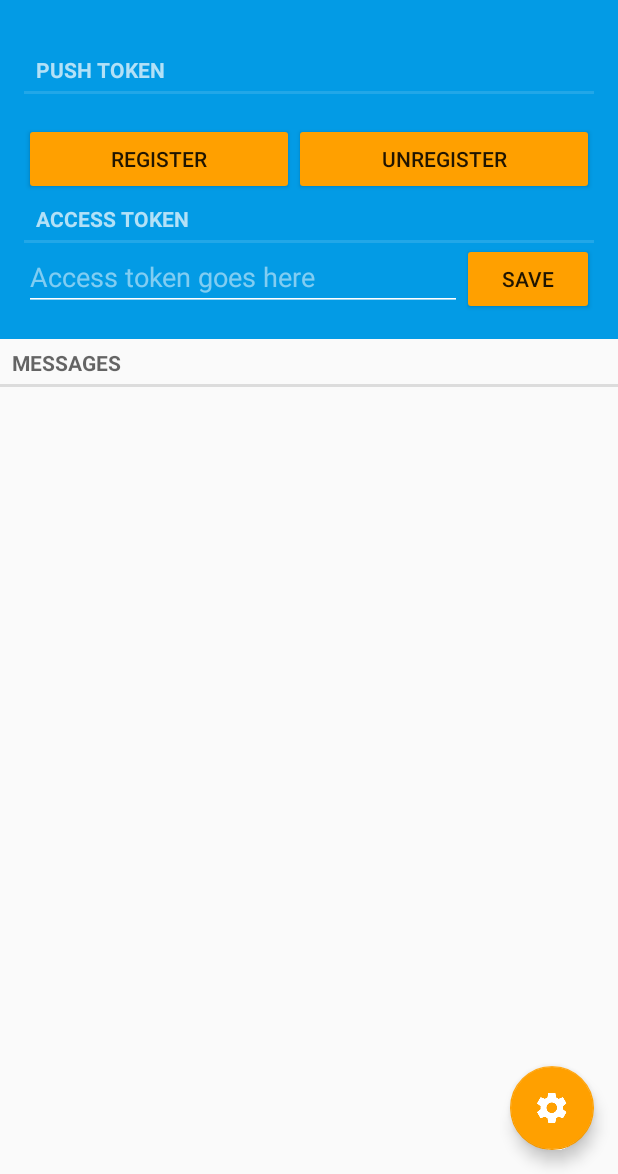
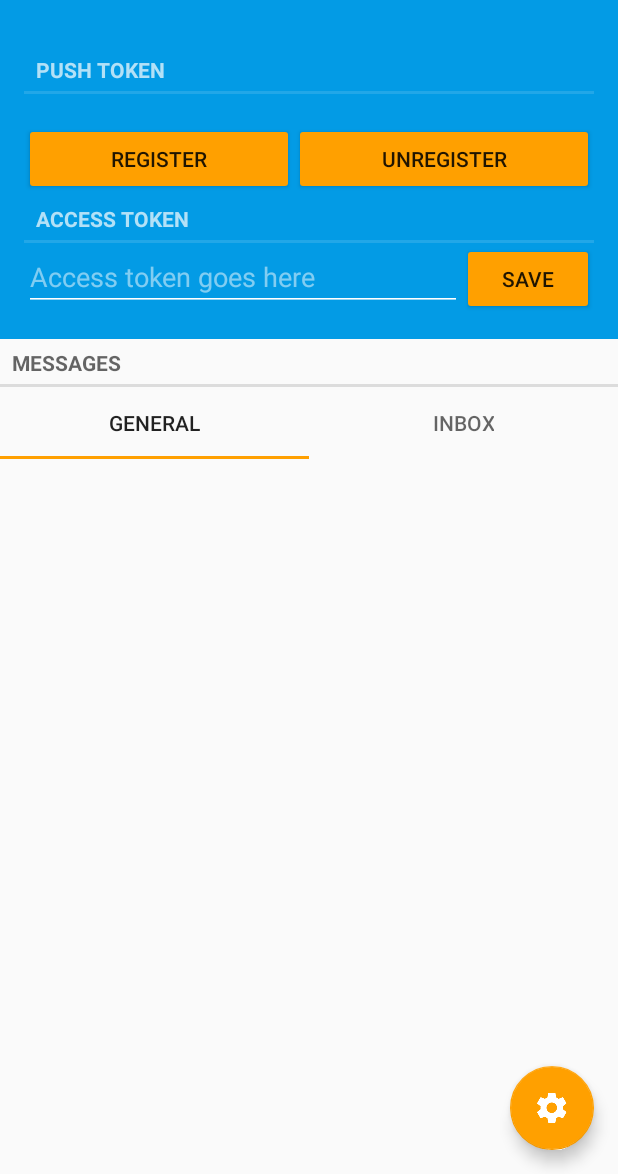
Before and after one commit to softavail/Push-Notification-SDK, an Android app: the screen it shows after launch (MainActivity), on a phone screen of 412 x 824 dp, the part 62-1236 px from its top. Run offline under Robolectric (Android 15) with nearby library versions, the phone set to English and light mode, and no system bars; libraries missing offline, so code that uses them is left out: com.crashlytics.android, io.fabric.sdk; 8 statements that could not run were skipped.

Commit message:
SCG-1999 GCM SDK - Application Inbox messaging for push message - Remaining work

```diff
--- a/android/sample/app/src/main/java/com/syniverse/scg/push/demo/MainActivity.java
+++ b/android/sample/app/src/main/java/com/syniverse/scg/push/demo/MainActivity.java
@@ -8,6 +8,7 @@ import android.os.Bundle;
 import android.os.Handler;
 import android.preference.PreferenceManager;
 import android.support.design.widget.Snackbar;
+import android.support.design.widget.TabLayout;
 import android.support.v7.app.AlertDialog;
 import android.support.v7.app.AppCompatActivity;
 import android.support.v7.widget.LinearLayoutManager;
@@ -28,6 +29,9 @@ import com.syniverse.scg.push.sdk.ScgMessage;
 import com.syniverse.scg.push.sdk.ScgPushReceiver;
 import com.syniverse.scg.push.sdk.ScgState;
 
+import java.util.ArrayList;
+import java.util.List;
+
 import io.fabric.sdk.android.Fabric;
 
 
@@ -45,6 +49,9 @@ public class MainActivity extends AppCompatActivity implements ScgCallback {
     private EditText accessToken;
     private TextView pushToken;
     private MessageAdapter adapter;
+    private TabLayout messagesTabs;
+
+    private List<ScgMessage> pushMessages = new ArrayList<>();
 
     protected SharedPreferences pref;
 
@@ -80,6 +87,25 @@ public class MainActivity extends AppCompatActivity implements ScgCallback {
 
         adapter = new MessageAdapter(this);
 
+        messagesTabs = (TabLayout) findViewById(R.id.tabsMessages);
+        initSelectedTab();
+        messagesTabs.addOnTabSelectedListener(new TabLayout.OnTabSelectedListener() {
+            @Override
+            public void onTabSelected(TabLayout.Tab tab) {
+                initSelectedTab();
+            }
+
+            @Override
+            public void onTabUnselected(TabLayout.Tab tab) {
+
+            }
+
+            @Override
+            public void onTabReselected(TabLayout.Tab tab) {
+
+            }
+        });
+
         accessToken = (EditText) findViewById(R.id.access);
         pushToken = (TextView) findViewById(R.id.token);
 
@@ -107,6 +133,14 @@ public class MainActivity extends AppCompatActivity implements ScgCallback {
         }
 
         onNewIntent(getIntent());
+    }
+
+    private void initSelectedTab() {
+        if (messagesTabs.getSelectedTabPosition() == 0) {
+            adapter.setMessgaes(pushMessages, false);
+        } else {
+            adapter.setMessgaes(ScgClient.getInstance().getAllInboxMessages(), true);
+        }
     }
 
     @Override
@@ -239,7 +273,15 @@ public class MainActivity extends AppCompatActivity implements ScgCallback {
             }, 3141);
         }
 
-        adapter.addMessage(message);
+        if (!message.isInbox()) {
+            pushMessages.add(message);
+            //if push messages selected
+            if (messagesTabs.getSelectedTabPosition() == 0) {
+                adapter.addMessage(message);
+            }
+        } else if (messagesTabs.getSelectedTabPosition() == 1) {
+            adapter.addMessage(message);
+        }
     }
 
     public void saveAccessToken(View view) {
--- a/android/sample/app/src/main/java/com/syniverse/scg/push/demo/MainReceiver.java
+++ b/android/sample/app/src/main/java/com/syniverse/scg/push/demo/MainReceiver.java
@@ -57,8 +57,10 @@ public class MainReceiver extends ScgPushReceiver {
                     "but ScgClient was not initialized, so message was not handled.");
             return;
         }
-
         deliveryReport(messageId);
+        if (message.isInbox()) {
+            return;
+        };
 
         final String msg = message.getBody();
 
--- a/android/sample/app/src/main/java/com/syniverse/scg/push/demo/MessageAdapter.java
+++ b/android/sample/app/src/main/java/com/syniverse/scg/push/demo/MessageAdapter.java
@@ -20,6 +20,7 @@ import com.syniverse.scg.push.sdk.ScgMessage;
 import com.syniverse.scg.push.sdk.ScgState;
 
 import java.util.ArrayList;
+import java.util.List;
 
 
 /**
@@ -27,8 +28,9 @@ import java.util.ArrayList;
  */
 class MessageAdapter extends RecyclerView.Adapter<MessageAdapter.MessageViewHolder> implements View.OnClickListener {
 
-    private final ArrayList<ScgMessage> dataset = new ArrayList<>();
+    private List<ScgMessage> dataset = new ArrayList<>();
     private final Context context;
+    private boolean isInboxList;
 
     MessageAdapter(Context context) {
         this.context = context;
@@ -52,8 +54,10 @@ class MessageAdapter extends RecyclerView.Adapter<MessageAdapter.MessageViewHold
                         }
                     }).show();
                 } else {
-                    dataset.remove(holder.getAdapterPosition());
-                    notifyItemRemoved(holder.getAdapterPosition());
+                    if (!isInboxList) {
+                        dataset.remove(holder.getAdapterPosition());
+                        notifyItemRemoved(holder.getAdapterPosition());
+                    }
                     Snackbar.make(v, String.format("Success (%s): %s", code, message), Snackbar.LENGTH_INDEFINITE).show();
                 }
             }
@@ -118,7 +122,14 @@ class MessageAdapter extends RecyclerView.Adapter<MessageAdapter.MessageViewHold
     }
 
     void addMessage(ScgMessage msg) {
-        dataset.add(msg);
+        if (isInboxList) {
+            dataset.add(msg);
+        }
+        notifyItemInserted(dataset.size() - 1);
+    }
+
+    void setMessgaes(List<ScgMessage> msgs, boolean isInbox) {
+        dataset = msgs;
         notifyDataSetChanged();
     }
 
--- a/android/sample/app/src/main/res/layout/activity_main.xml
+++ b/android/sample/app/src/main/res/layout/activity_main.xml
@@ -57,6 +57,25 @@
             android:layout_gravity="center_horizontal"
             android:text="Messages" />
 
+        <android.support.design.widget.TabLayout
+            android:id="@+id/tabsMessages"
+            android:layout_width="match_parent"
+            android:layout_height="wrap_content">
+
+            <android.support.design.widget.TabItem
+                android:id="@+id/tabGeneral"
+                android:layout_width="wrap_content"
+                android:layout_height="wrap_content"
+                android:text="@string/general" />
+
+            <android.support.design.widget.TabItem
+                android:id="@+id/tabInbox"
+                android:layout_width="wrap_content"
+                android:layout_height="wrap_content"
+                android:text="@string/inbox" />
+
+        </android.support.design.widget.TabLayout>
+
         <android.support.v7.widget.RecyclerView
             android:id="@+id/messages"
             android:layout_width="match_parent"
--- a/android/sample/app/src/main/res/values/strings.xml
+++ b/android/sample/app/src/main/res/values/strings.xml
@@ -1,3 +1,5 @@
 <resources>
     <string name="app_name">SCG Push Sample</string>
+    <string name="general">General</string>
+    <string name="inbox">Inbox</string>
 </resources>
--- a/android/sample/scg-push-sdk/build.gradle
+++ /dev/null
@@ -1,4 +0,0 @@
-configurations.maybeCreate("default")
-artifacts.add("default", file('lib-debug.aar'))
-configurations.maybeCreate("debug")
-artifacts.add("debug", file('lib-debug.aar'))
--- a/android/sdk/lib/src/main/java/com/syniverse/scg/push/sdk/ScgMessage.java
+++ b/android/sdk/lib/src/main/java/com/syniverse/scg/push/sdk/ScgMessage.java
@@ -77,7 +77,7 @@ public class ScgMessage implements Parcelable {
     }
 
     public boolean isInbox() {
-        return !"false".equalsIgnoreCase(data.getString(MESSAGE_SHOW_NOTIFICATION));
+        return "false".equalsIgnoreCase(data.getString(MESSAGE_SHOW_NOTIFICATION));
     }
 
     public long getReceivedTimeUtc() {
@@ -100,7 +100,7 @@ public class ScgMessage implements Parcelable {
     }
 
     protected ScgMessage(Parcel in) {
-        this.data = in.readBundle();
+        this.data = in.readBundle(getClass().getClassLoader());
     }
 
     public static final Parcelable.Creator<ScgMessage> CREATOR = new Parcelable.Creator<ScgMessage>() {
```
Also changed, not shown: android/sample/app/build.gradle (+8 -9 lines), android/sdk/lib/build.gradle (+23 -8 lines), 6 other files.
